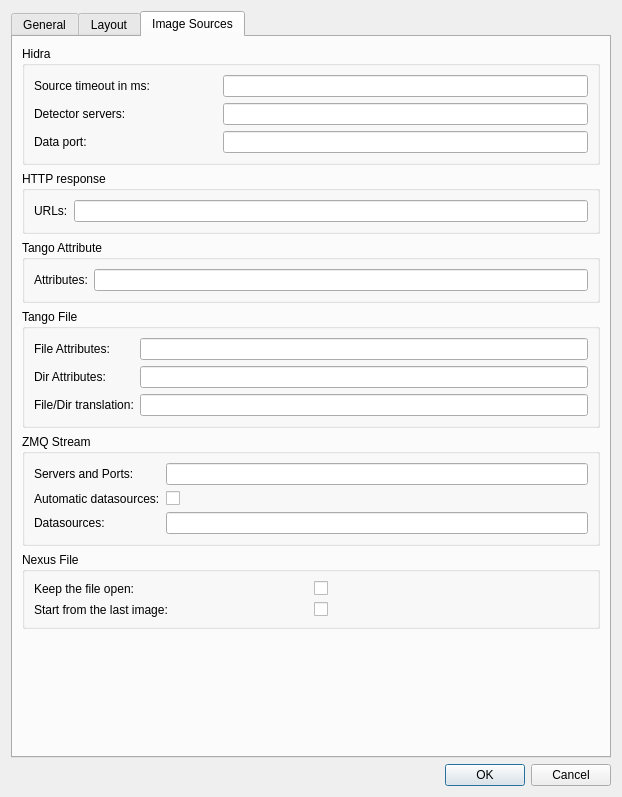
This is lavuelib/ui/ConfigDialog.ui in syncope/lavue as Qt 5 draws it before an edit. The edited form follows.
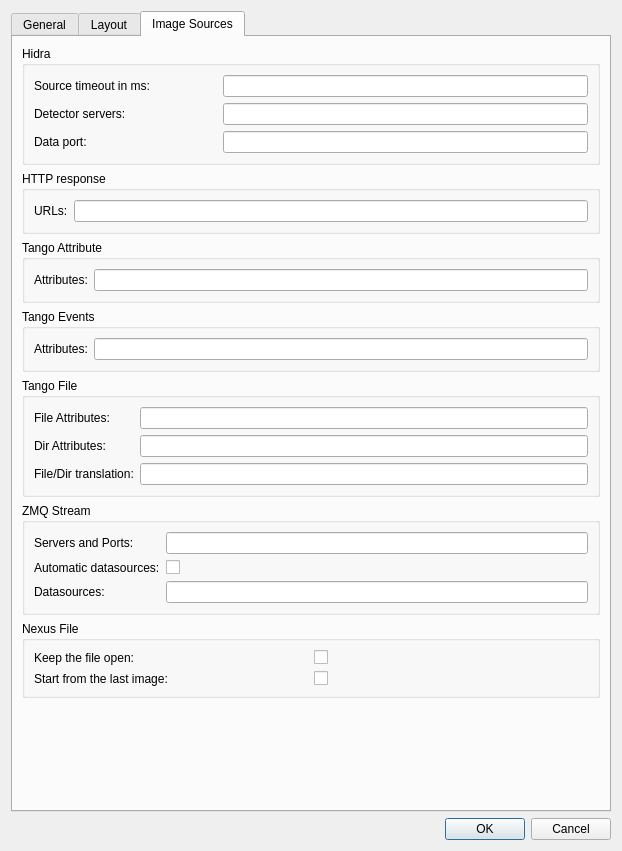
This is the edited form. The open tabs and pages were chosen to show the change.

```diff
--- a/lavuelib/ui/ConfigDialog.ui
+++ b/lavuelib/ui/ConfigDialog.ui
@@ -7,7 +7,7 @@
     <x>0</x>
     <y>0</y>
     <width>622</width>
-    <height>797</height>
+    <height>851</height>
    </rect>
   </property>
   <property name="windowTitle">
@@ -797,7 +797,66 @@
          <string>Image Sources</string>
         </attribute>
         <layout class="QGridLayout" name="gridLayout_13">
-         <item row="3" column="0">
+         <item row="9" column="0">
+          <widget class="QGroupBox" name="nexusGroupBox">
+           <property name="title">
+            <string>Nexus File</string>
+           </property>
+           <layout class="QGridLayout" name="gridLayout_21">
+            <item row="0" column="0">
+             <layout class="QGridLayout" name="gridLayout_20">
+              <item row="0" column="1">
+               <widget class="QCheckBox" name="nxsopenCheckBox">
+                <property name="toolTip">
+                 <string>nexus source keeps the file open</string>
+                </property>
+                <property name="text">
+                 <string/>
+                </property>
+               </widget>
+              </item>
+              <item row="0" column="0">
+               <widget class="QLabel" name="nxsopenLabel">
+                <property name="toolTip">
+                 <string>nexus source keeps the file open</string>
+                </property>
+                <property name="text">
+                 <string>Keep the file open:</string>
+                </property>
+                <property name="buddy">
+                 <cstring>nxsopenCheckBox</cstring>
+                </property>
+               </widget>
+              </item>
+              <item row="1" column="0">
+               <widget class="QLabel" name="nxslastLabel">
+                <property name="toolTip">
+                 <string>nexus source starts from the last image</string>
+                </property>
+                <property name="text">
+                 <string>Start from the last image:</string>
+                </property>
+                <property name="buddy">
+                 <cstring>nxslastCheckBox</cstring>
+                </property>
+               </widget>
+              </item>
+              <item row="1" column="1">
+               <widget class="QCheckBox" name="nxslastCheckBox">
+                <property name="toolTip">
+                 <string>nexus source starts from the last image</string>
+                </property>
+                <property name="text">
+                 <string/>
+                </property>
+               </widget>
+              </item>
+             </layout>
+            </item>
+           </layout>
+          </widget>
+         </item>
+         <item row="4" column="0">
           <widget class="QGroupBox" name="tangoFileGroupBox">
            <property name="title">
             <string>Tango File</string>
@@ -869,6 +928,19 @@
            </layout>
           </widget>
          </item>
+         <item row="10" column="0">
+          <spacer name="verticalSpacer_3">
+           <property name="orientation">
+            <enum>Qt::Vertical</enum>
+           </property>
+           <property name="sizeHint" stdset="0">
+            <size>
+             <width>20</width>
+             <height>40</height>
+            </size>
+           </property>
+          </spacer>
+         </item>
          <item row="1" column="0">
           <widget class="QGroupBox" name="httpGroupBox">
            <property name="title">
@@ -975,7 +1047,7 @@
            </layout>
           </widget>
          </item>
-         <item row="4" column="0">
+         <item row="5" column="0">
           <widget class="QGroupBox" name="zmqGroupBox">
            <property name="title">
             <string>ZMQ Stream</string>
@@ -1051,19 +1123,6 @@
            </layout>
           </widget>
          </item>
-         <item row="9" column="0">
-          <spacer name="verticalSpacer_3">
-           <property name="orientation">
-            <enum>Qt::Vertical</enum>
-           </property>
-           <property name="sizeHint" stdset="0">
-            <size>
-             <width>20</width>
-             <height>40</height>
-            </size>
-           </property>
-          </spacer>
-         </item>
          <item row="2" column="0">
           <widget class="QGroupBox" name="tangoattrGroupBox">
            <property name="title">
@@ -1097,59 +1156,23 @@
            </layout>
           </widget>
          </item>
-         <item row="8" column="0">
-          <widget class="QGroupBox" name="nexusGroupBox">
+         <item row="3" column="0">
+          <widget class="QGroupBox" name="tangoeventsGroupBox">
            <property name="title">
-            <string>Nexus File</string>
+            <string>Tango Events</string>
            </property>
-           <layout class="QGridLayout" name="gridLayout_21">
+           <layout class="QGridLayout" name="gridLayout_3">
             <item row="0" column="0">
-             <layout class="QGridLayout" name="gridLayout_20">
-              <item row="0" column="1">
-               <widget class="QCheckBox" name="nxsopenCheckBox">
-                <property name="toolTip">
-                 <string>nexus source keeps the file open</string>
-                </property>
+             <layout class="QHBoxLayout" name="horizontalLayout_2">
+              <item>
+               <widget class="QLabel" name="evattrLabel">
                 <property name="text">
-                 <string/>
+                 <string>Attributes:</string>
                 </property>
                </widget>
               </item>
-              <item row="0" column="0">
-               <widget class="QLabel" name="nxsopenLabel">
-                <property name="toolTip">
-                 <string>nexus source keeps the file open</string>
-                </property>
-                <property name="text">
-                 <string>Keep the file open:</string>
-                </property>
-                <property name="buddy">
-                 <cstring>nxsopenCheckBox</cstring>
-                </property>
-               </widget>
-              </item>
-              <item row="1" column="0">
-               <widget class="QLabel" name="nxslastLabel">
-                <property name="toolTip">
-                 <string>nexus source starts from the last image</string>
-                </property>
-                <property name="text">
-                 <string>Start from the last image:</string>
-                </property>
-                <property name="buddy">
-                 <cstring>nxslastCheckBox</cstring>
-                </property>
-               </widget>
-              </item>
-              <item row="1" column="1">
-               <widget class="QCheckBox" name="nxslastCheckBox">
-                <property name="toolTip">
-                 <string>nexus source starts from the last image</string>
-                </property>
-                <property name="text">
-                 <string/>
-                </property>
-               </widget>
+              <item>
+               <widget class="QLineEdit" name="evattrLineEdit"/>
               </item>
              </layout>
             </item>
```
